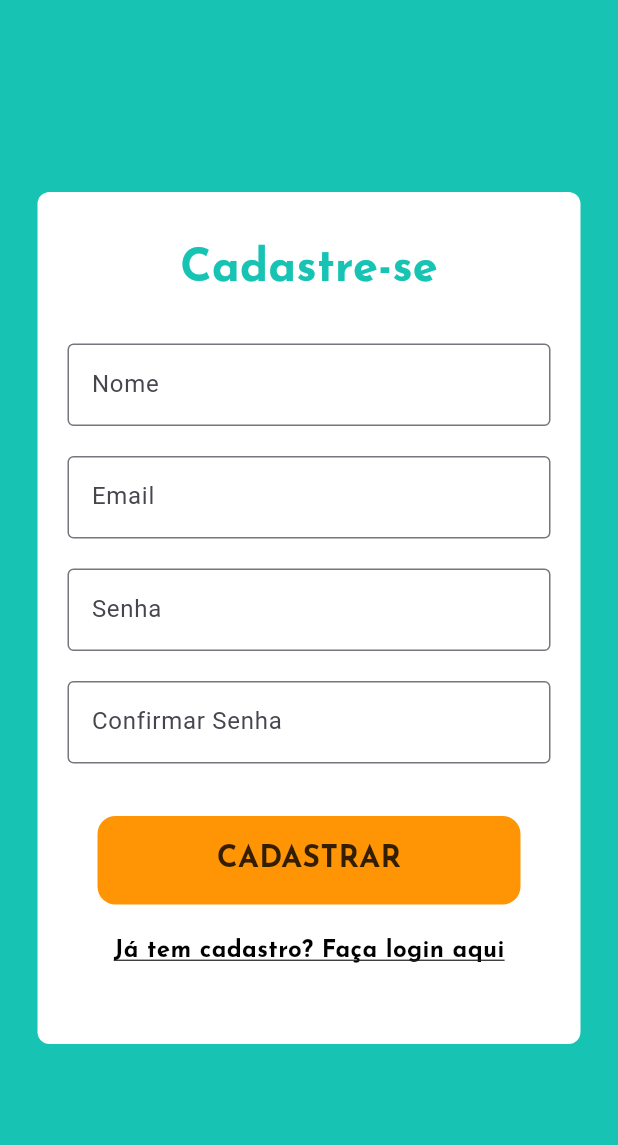
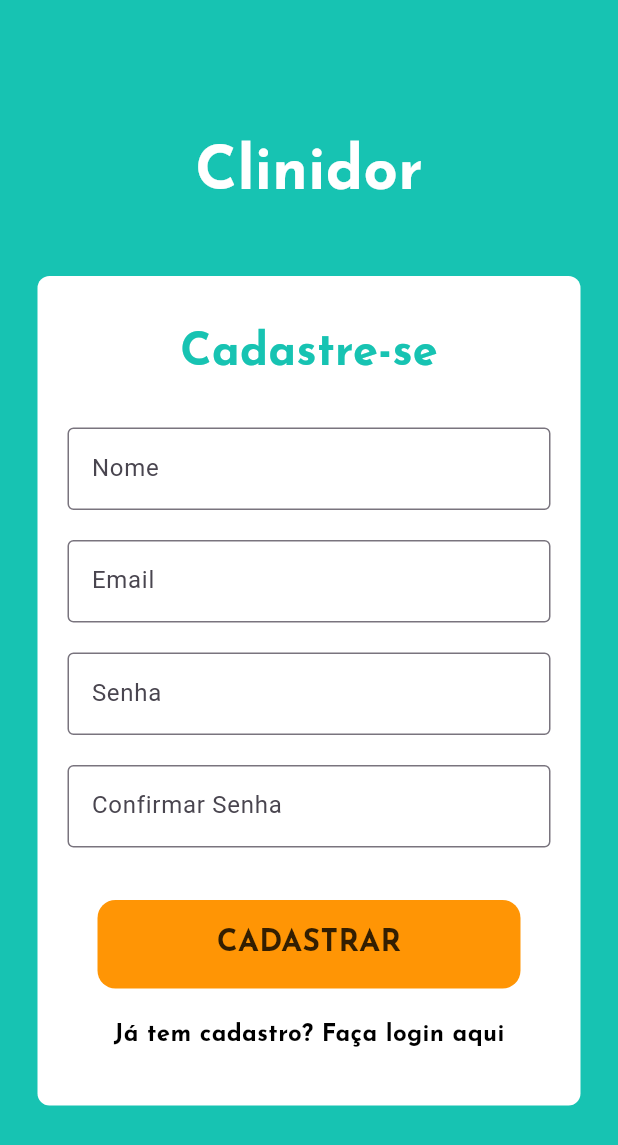
Before and after one commit to isadora-vieira-ramos/clini_dor, a Flutter app: the screen it shows after launch, after a tap on "ENTRAR", after a tap on "Primeiro acesso? Cadastre-se", on a phone screen of 412 x 824 dp. Shown: the top 1145 px of the screen. Run offline on Flutter 3.47's test engine with Material 3 defaults, Android fonts, the phone set to English and light mode, and no system bars; our stand-ins replace firebase_auth, firebase_core, flutter_dotenv, go_router, google_fonts; accounts and stored records are empty; generated files the repository leaves out were written again.

Commit message:
CSS changes

```diff
--- a/lib/pages/conducts_page.dart
+++ b/lib/pages/conducts_page.dart
@@ -11,13 +11,13 @@ class ConductsPage extends StatelessWidget {
       appBar: AppBar(
         backgroundColor: Theme.of(context).colorScheme.primary,
         elevation: 0,
-        foregroundColor: Colors.white,
+        foregroundColor: Colors.black,
         title: Text(
           "Condutas",
           style: GoogleFonts.josefinSans(
             textStyle: const TextStyle(
               fontSize: 20,
-              color: Colors.white
+              color: Colors.black
             )
           ),
         ),
--- a/lib/pages/login_page.dart
+++ b/lib/pages/login_page.dart
@@ -154,8 +154,21 @@ class _LoginPageState extends State<LoginPage> {
             padding: const EdgeInsets.symmetric(horizontal: 25.0),
             child: SingleChildScrollView(
               child: Column(
-                mainAxisAlignment: MainAxisAlignment.spaceEvenly,
+                mainAxisAlignment: MainAxisAlignment.spaceAround,
                 children: [
+                  Container(
+                    padding: const EdgeInsets.only(bottom: 40),
+                    child: Text(
+                      "Clinidor",
+                      style: GoogleFonts.josefinSans(
+                        textStyle: const TextStyle(
+                          fontSize: 40,
+                          fontWeight: FontWeight.bold,
+                          color: Colors.white
+                        )
+                      ),
+                    ),
+                  ),
                   Container(
                     constraints: const BoxConstraints(maxWidth: 600),
                     padding: const EdgeInsets.only(bottom: 30, top: 30, left: 20, right: 20),
--- a/lib/pages/patient/register_or_edit_patient_page.dart
+++ b/lib/pages/patient/register_or_edit_patient_page.dart
@@ -427,7 +427,7 @@ class _RegisterOrEditPatientPageState extends State<RegisterOrEditPatientPage> {
                   'Salvar',
                   style: TextStyle(
                     fontSize: 20,
-                    color: Colors.white
+                    color: Colors.black
                   )
                 )
               )
--- a/lib/pages/signin_page.dart
+++ b/lib/pages/signin_page.dart
@@ -83,6 +83,20 @@ class _SignInPageState extends State<SignInPage> {
                 mainAxisAlignment: MainAxisAlignment.spaceEvenly,
                 children: [
                   Container(
+                    padding: const EdgeInsets.only(bottom: 40),
+                    child: Text(
+                      "Clinidor",
+                      style: GoogleFonts.josefinSans(
+                        textStyle: const TextStyle(
+                          fontSize: 40,
+                          fontWeight: FontWeight.bold,
+                          color: Colors.white
+                        )
+                      ),
+                    ),
+                  ),
+                  Container(
+                    constraints: const BoxConstraints(maxWidth: 600),
                     padding: const EdgeInsets.only(bottom: 30, top: 30, left: 20, right: 20),
                     decoration: BoxDecoration(
                       borderRadius: BorderRadius.circular(8),
@@ -180,13 +194,12 @@ class _SignInPageState extends State<SignInPage> {
                         GestureDetector(
                           onTap: widget.onTap,
                           child: Padding(
-                            padding: const EdgeInsets.all(20.0),
+                            padding: const EdgeInsets.only(top: 20.0, left: 20, right: 20, bottom: 5),
                             child: Center(
                               child: Text(
                                 'Já tem cadastro? Faça login aqui',
                                 style: GoogleFonts.josefinSans(
                                   textStyle: const TextStyle(
-                                    decoration: TextDecoration.underline,
                                     color: Colors.black,
                                   ),
                                   fontWeight: FontWeight.bold,
```
